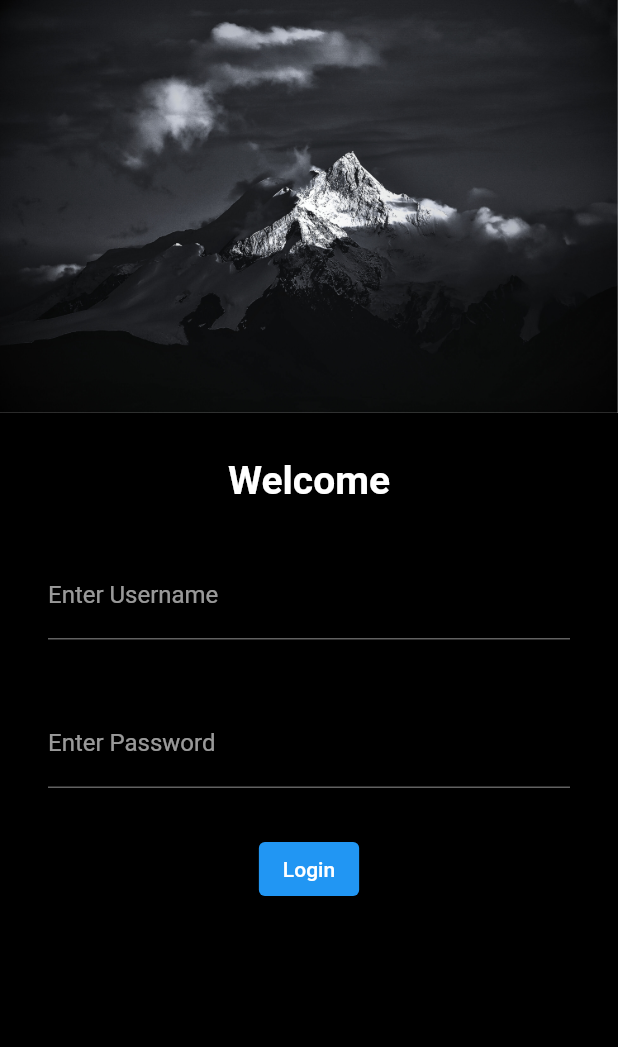
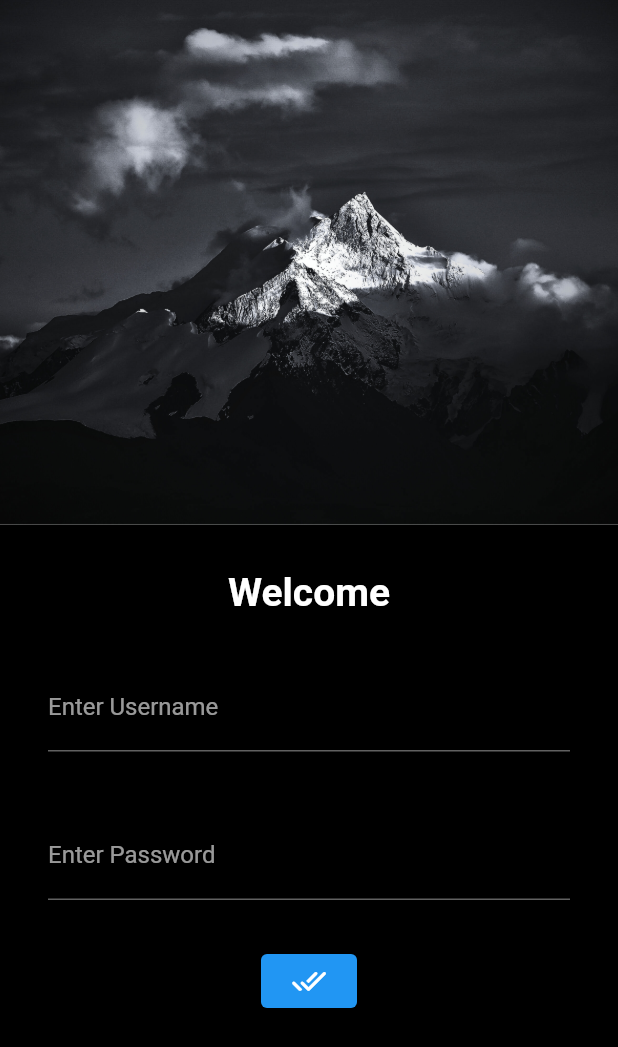
Before and after one commit to varun-i8/LearningFlutter, a Flutter app: the screen it shows after launch, on a phone screen of 412 x 824 dp. Shown: the top 1047 px of the screen. Run offline on Flutter 3.47's test engine with Material 2 defaults, Android fonts, the phone set to English and light mode, and no system bars; our stand-ins replace google_fonts.

Commit message:
Day-5 Completed

```diff
--- a/lib/main.dart
+++ b/lib/main.dart
@@ -1,5 +1,6 @@
 import 'package:flutter/material.dart';
 import 'package:form/screens/login_page.dart';
+import 'package:form/utils/routes.dart';
 import 'package:google_fonts/google_fonts.dart';
 import 'screens/home_page.dart';
 
@@ -26,8 +27,8 @@ class MyApp extends StatelessWidget {
         ),
 routes: {
   "/":(context) => LoginPage(),
-  "/Home": (context) => HomePage(),
-  "/Login":(context) => LoginPage(),
+  MyRoutes.homeRoute: (context) => HomePage(),
+  MyRoutes.loginRoute: (context) => LoginPage(),
 }
     );
   }
--- a/lib/screens/login_page.dart
+++ b/lib/screens/login_page.dart
@@ -1,4 +1,5 @@
 import 'package:flutter/material.dart';
+import 'package:form/utils/routes.dart';
 
 class LoginPage extends StatelessWidget {
   const LoginPage({super.key});
@@ -7,22 +8,20 @@ class LoginPage extends StatelessWidget {
   Widget build(BuildContext context) {
     return Material(
         color: Colors.black,
+        child: SingleChildScrollView(
           child: Column(children: [
-          Image.asset("assets/images/bg.png"),
+            Image.asset(
+              "assets/images/bg.png",
+              fit: BoxFit.cover,
+              height: 350,
+            ),
             SizedBox(height: 30),
             Text(
               "Welcome",
-            style: TextStyle(
-              fontWeight: FontWeight.bold,
-               fontSize: 26
-               ),
+              style: TextStyle(fontWeight: FontWeight.bold, fontSize: 26),
             ),
             Padding(
-            padding:
-            const EdgeInsets.symmetric(
-              vertical: 32,
-              horizontal: 32
-              ),
+              padding: const EdgeInsets.symmetric(vertical: 32, horizontal: 32),
               child: Column(
                 children: [
                   TextFormField(
@@ -34,7 +33,6 @@ class LoginPage extends StatelessWidget {
                   SizedBox(height: 40),
                   TextFormField(
                     obscureText: true,
-                  obscuringCharacter: "*",
                     decoration: InputDecoration(
                       labelText: "Enter Password",
                       hintText: "Password",
@@ -42,16 +40,15 @@ class LoginPage extends StatelessWidget {
                   ),
                   SizedBox(height: 30),
                   ElevatedButton(
-          onPressed: (){
-
-          } ,
-          child: Text(
-            "Login"
-          )
-           )
+                      style: ButtonStyle(),
+                      onPressed: () {
+                        Navigator.pushNamed(context, MyRoutes.homeRoute);
+                      },
+                      child: Icon(Icons.done_all_rounded))
                 ],
               ),
             ),
-        ]));
+          ]),
+        ));
   }
 }
--- /dev/null
+++ b/lib/utils/routes.dart
@@ -0,0 +1,4 @@
+class MyRoutes {
+  static String loginRoute = "/Login";
+  static String homeRoute = "/Home";
+}
```
Lines whose indentation alone changed are shown as unchanged.
